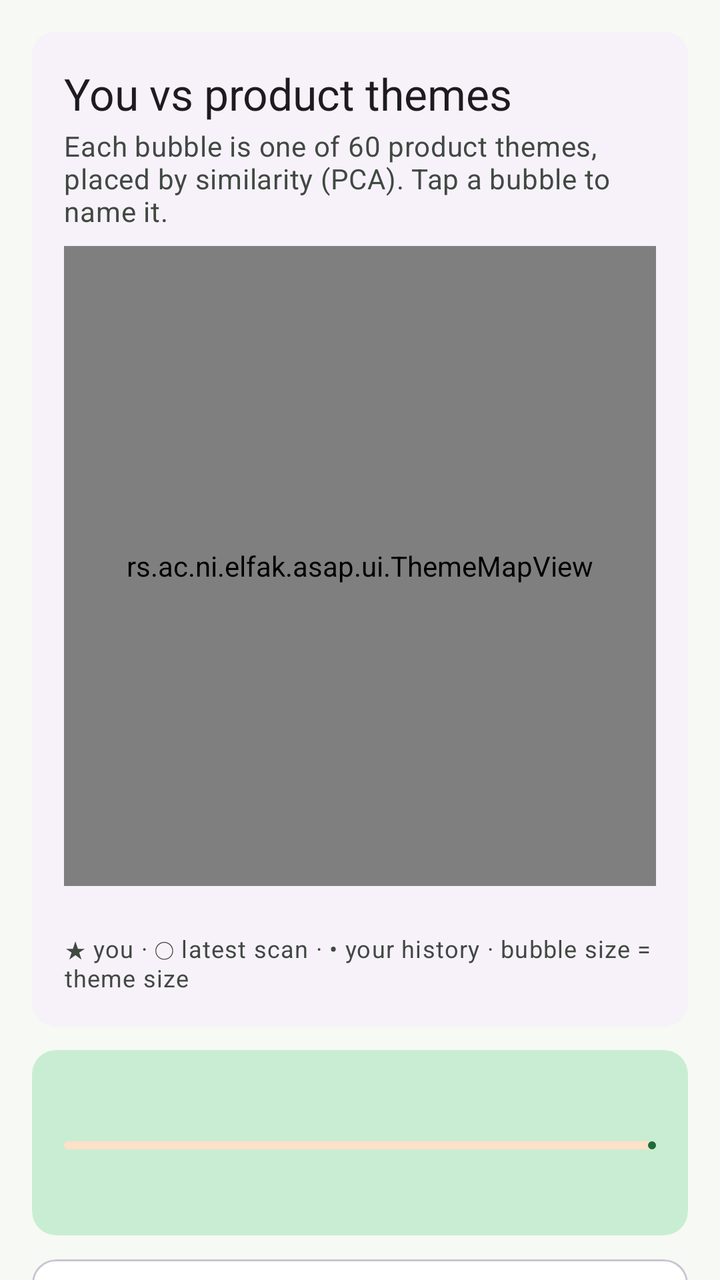
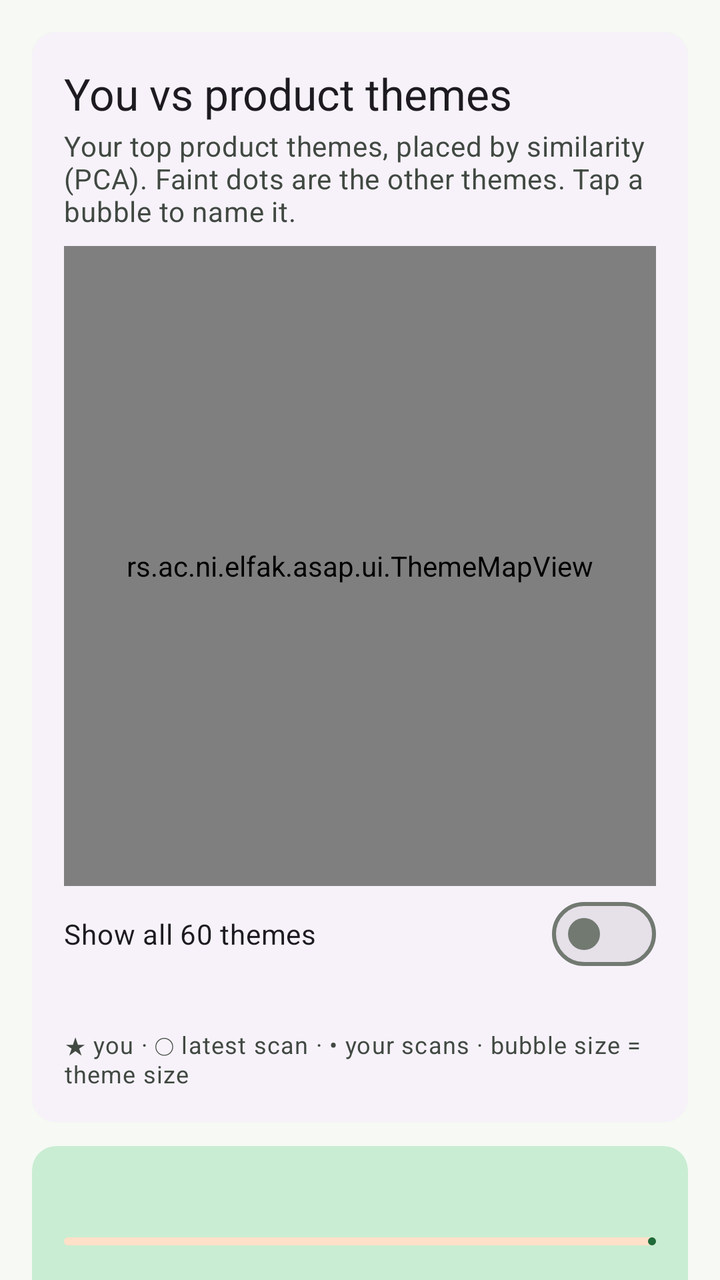

Compare the two renders of this Android layout. The source of the first and the diff that turns it into the second are given below.
<!-- AndroidManifest.xml: application theme Theme.ASAP -->
<!-- res/layout/fragment_analytics.xml -->
<?xml version="1.0" encoding="utf-8"?>
<androidx.core.widget.NestedScrollView xmlns:android="http://schemas.android.com/apk/res/android"
    android:layout_width="match_parent"
    android:layout_height="match_parent"
    android:fillViewport="true">

    <LinearLayout
        android:layout_width="match_parent"
        android:layout_height="wrap_content"
        android:orientation="vertical"
        android:padding="16dp">

        
        <com.google.android.material.card.MaterialCardView
            style="?attr/materialCardViewElevatedStyle"
            android:layout_width="match_parent"
            android:layout_height="wrap_content">

            <LinearLayout
                android:layout_width="match_parent"
                android:layout_height="wrap_content"
                android:orientation="vertical"
                android:padding="16dp">

                <TextView
                    android:id="@+id/map_title"
                    android:layout_width="match_parent"
                    android:layout_height="wrap_content"
                    android:text="@string/analytics_map_title"
                    android:textAppearance="?attr/textAppearanceTitleLarge" />

                <TextView
                    android:id="@+id/map_subtitle"
                    android:layout_width="match_parent"
                    android:layout_height="wrap_content"
                    android:layout_marginTop="2dp"
                    android:text="@string/analytics_map_subtitle"
                    android:textAppearance="?attr/textAppearanceBodyMedium"
                    android:textColor="?attr/colorOnSurfaceVariant" />

                <rs.ac.ni.elfak.asap.ui.ThemeMapView
                    android:id="@+id/theme_map"
                    android:layout_width="match_parent"
                    android:layout_height="320dp"
                    android:layout_marginTop="8dp"
                    android:padding="12dp" />

                <TextView
                    android:id="@+id/map_selected"
                    android:layout_width="match_parent"
                    android:layout_height="wrap_content"
                    android:accessibilityLiveRegion="polite"
                    android:textAppearance="?attr/textAppearanceBodyMedium" />

                <TextView
                    android:id="@+id/map_legend"
                    android:layout_width="match_parent"
                    android:layout_height="wrap_content"
                    android:layout_marginTop="4dp"
                    android:text="@string/analytics_map_legend"
                    android:textAppearance="?attr/textAppearanceBodySmall"
                    android:textColor="?attr/colorOnSurfaceVariant" />
            </LinearLayout>
        </com.google.android.material.card.MaterialCardView>

        
        <com.google.android.material.card.MaterialCardView
            style="?attr/materialCardViewFilledStyle"
            android:layout_width="match_parent"
            android:layout_height="wrap_content"
            android:layout_marginTop="12dp"
            android:backgroundTint="?attr/colorPrimaryContainer">

            <LinearLayout
                android:layout_width="match_parent"
                android:layout_height="wrap_content"
                android:orientation="vertical"
                android:padding="16dp">

                <TextView
                    android:id="@+id/personal_title"
                    android:layout_width="match_parent"
                    android:layout_height="wrap_content"
                    android:textAppearance="?attr/textAppearanceTitleMedium"
                    android:textColor="?attr/colorOnPrimaryContainer" />

                <com.google.android.material.progressindicator.LinearProgressIndicator
                    android:id="@+id/personal_progress"
                    android:layout_width="match_parent"
                    android:layout_height="wrap_content"
                    android:layout_marginTop="8dp"
                    android:max="3" />

                <TextView
                    android:id="@+id/personal_message"
                    android:layout_width="match_parent"
                    android:layout_height="wrap_content"
                    android:layout_marginTop="8dp"
                    android:textAppearance="?attr/textAppearanceBodyMedium"
                    android:textColor="?attr/colorOnPrimaryContainer" />
            </LinearLayout>
        </com.google.android.material.card.MaterialCardView>

        
        <com.google.android.material.card.MaterialCardView
            style="?attr/materialCardViewOutlinedStyle"
            android:layout_width="match_parent"
            android:layout_height="wrap_content"
            android:layout_marginTop="12dp">

            <LinearLayout
                android:layout_width="match_parent"
                android:layout_height="wrap_content"
                android:orientation="vertical"
                android:padding="16dp">

                <TextView
                    android:id="@+id/themes_title"
                    android:layout_width="match_parent"
                    android:layout_height="wrap_content"
                    android:text="@string/analytics_themes_title"
                    android:textAppearance="?attr/textAppearanceTitleMedium" />

                <LinearLayout
                    android:id="@+id/themes_list"
                    android:layout_width="match_parent"
                    android:layout_height="wrap_content"
                    android:orientation="vertical" />
            </LinearLayout>
        </com.google.android.material.card.MaterialCardView>

        
        <com.google.android.material.card.MaterialCardView
            style="?attr/materialCardViewOutlinedStyle"
            android:layout_width="match_parent"
            android:layout_height="wrap_content"
            android:layout_marginTop="12dp">

            <LinearLayout
                android:layout_width="match_parent"
                android:layout_height="wrap_content"
                android:orientation="vertical"
                android:padding="16dp">

                <TextView
                    android:id="@+id/activity_title"
                    android:layout_width="match_parent"
                    android:layout_height="wrap_content"
                    android:textAppearance="?attr/textAppearanceTitleMedium" />

                <rs.ac.ni.elfak.asap.ui.DailyBarsView
                    android:id="@+id/activity_bars"
                    android:layout_width="match_parent"
                    android:layout_height="120dp"
                    android:layout_marginTop="8dp" />
            </LinearLayout>
        </com.google.android.material.card.MaterialCardView>

        
        <com.google.android.material.card.MaterialCardView
            style="?attr/materialCardViewOutlinedStyle"
            android:layout_width="match_parent"
            android:layout_height="wrap_content"
            android:layout_marginTop="12dp">

            <LinearLayout
                android:layout_width="match_parent"
                android:layout_height="wrap_content"
                android:orientation="vertical"
                android:padding="16dp">

                <TextView
                    android:id="@+id/sources_title"
                    android:layout_width="match_parent"
                    android:layout_height="wrap_content"
                    android:text="@string/analytics_sources_title"
                    android:textAppearance="?attr/textAppearanceTitleMedium" />

                <LinearLayout
                    android:id="@+id/sources_list"
                    android:layout_width="match_parent"
                    android:layout_height="wrap_content"
                    android:orientation="vertical" />
            </LinearLayout>
        </com.google.android.material.card.MaterialCardView>
    </LinearLayout>
</androidx.core.widget.NestedScrollView>
<!-- resources referenced by this layout -->
<resources>
  <string name="analytics_map_legend">★ you · ◯ latest scan · • your history · bubble size = theme size</string>
  <string name="analytics_map_subtitle">Each bubble is one of 60 product themes, placed by similarity (PCA). Tap a bubble to name it.</string>
  <string name="analytics_map_title">You vs product themes</string>
  <string name="analytics_sources_title">Where your product data comes from</string>
  <string name="analytics_themes_title">Your top themes</string>
  <style name="Theme.ASAP" parent="Theme.Material3.DayNight.NoActionBar">
          <item name="colorPrimary">@color/asap_primary</item>
          <item name="colorOnPrimary">@color/asap_on_primary</item>
          <item name="colorPrimaryContainer">@color/asap_primary_container</item>
          <item name="colorOnPrimaryContainer">@color/asap_on_primary_container</item>
          <item name="colorSecondary">@color/asap_secondary</item>
          <item name="colorOnSecondary">@color/asap_on_secondary</item>
          <item name="colorSecondaryContainer">@color/asap_secondary_container</item>
          <item name="colorOnSecondaryContainer">@color/asap_on_secondary_container</item>
          <item name="android:colorBackground">@color/asap_background</item>
          <item name="colorOnBackground">@color/asap_on_background</item>
          <item name="colorSurface">@color/asap_surface</item>
          <item name="colorOnSurface">@color/asap_on_surface</item>
          <item name="colorSurfaceVariant">@color/asap_surface_variant</item>
          <item name="colorOnSurfaceVariant">@color/asap_on_surface_variant</item>
          <item name="colorOutline">@color/asap_outline</item>
          <item name="colorError">@color/asap_error</item>
          <item name="colorOnError">@color/asap_on_error</item>
      </style>
  <color name="asap_primary">#1F6B3A</color>
  <color name="asap_on_primary">#FFFFFF</color>
  <color name="asap_primary_container">#C9EDD2</color>
  <color name="asap_on_primary_container">#062611</color>
  <color name="asap_secondary">#9A4A12</color>
  <color name="asap_on_secondary">#FFFFFF</color>
  <color name="asap_secondary_container">#FFE0C9</color>
  <color name="asap_on_secondary_container">#331300</color>
  <color name="asap_background">#F6F9F4</color>
  <color name="asap_on_background">#171D18</color>
  <color name="asap_surface">#FFFFFF</color>
  <color name="asap_on_surface">#171D18</color>
  <color name="asap_surface_variant">#E3EAE2</color>
  <color name="asap_on_surface_variant">#414942</color>
  <color name="asap_outline">#717971</color>
  <color name="asap_error">#B3261E</color>
  <color name="asap_on_error">#FFFFFF</color>
</resources>

<!-- the commit's change to res/layout/fragment_analytics.xml (unified diff, before → after) -->
@@ -44,6 +44,13 @@
                     android:layout_height="320dp"
                     android:layout_marginTop="8dp"
                     android:padding="12dp" />
+
+                <com.google.android.material.materialswitch.MaterialSwitch
+                    android:id="@+id/map_show_all"
+                    android:layout_width="match_parent"
+                    android:layout_height="wrap_content"
+                    android:minHeight="48dp"
+                    android:text="@string/analytics_show_all" />
 
                 <TextView
                     android:id="@+id/map_selected"
<!-- resource entries referenced after the edit -->
@@ -1,8 +1,9 @@
 <!-- resources referenced by this layout -->
 <resources>
-  <string name="analytics_map_legend">★ you · ◯ latest scan · • your history · bubble size = theme size</string>
-  <string name="analytics_map_subtitle">Each bubble is one of 60 product themes, placed by similarity (PCA). Tap a bubble to name it.</string>
+  <string name="analytics_map_legend">★ you · ◯ latest scan · • your scans · bubble size = theme size</string>
+  <string name="analytics_map_subtitle">Your top product themes, placed by similarity (PCA). Faint dots are the other themes. Tap a bubble to name it.</string>
   <string name="analytics_map_title">You vs product themes</string>
+  <string name="analytics_show_all">Show all 60 themes</string>
   <string name="analytics_sources_title">Where your product data comes from</string>
   <string name="analytics_themes_title">Your top themes</string>
   <style name="Theme.ASAP" parent="Theme.Material3.DayNight.NoActionBar">
